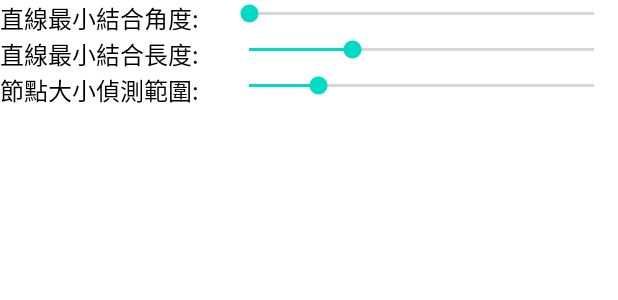
After one commit to JamesTsao15/logic_object_detection_app, an Android app: the layout detect_picture_var_view.xml on its own in the app's theme, with its tools: preview values and no code run, on a phone screen of 412 x 824 dp. The commit adds this screen. Shown: the top 300 px of the screen. Run offline under Robolectric (Android 15) with nearby library versions, the phone set to English and light mode, and no system bars.

Commit message:
finish the detect_picture_activity bottom sheet layout

```diff
--- a/app/src/main/java/com/example/logic_object_detection/detect_logic_picture_Activity.kt
+++ b/app/src/main/java/com/example/logic_object_detection/detect_logic_picture_Activity.kt
@@ -41,6 +41,7 @@ class detect_logic_picture_Activity : AppCompatActivity() {
     private val min_degree_to_merge=0
     private val min_distance_to_merge=30
     private var resizeTimes:Float=1.0f
+    private var nodeArea:Int=50
     private val myLoaderCallback: BaseLoaderCallback =object : BaseLoaderCallback(this){
         override fun onManagerConnected(status: Int) {
             when(status){
@@ -189,6 +190,9 @@ class detect_logic_picture_Activity : AppCompatActivity() {
     override fun onResume() {
         super.onResume()
         Log.e("JAMES","detect_OnResume")
+        binding.buttonDetectPicVar.setOnClickListener {
+
+        }
     }
     private fun resizeBitmapSize(bitmap: Bitmap,newWidth:Int,newHeight: Int):Bitmap{
         val width=bitmap.width
@@ -482,7 +486,7 @@ class detect_logic_picture_Activity : AppCompatActivity() {
         for (i in 0 until contours.size){
             val area=Imgproc.contourArea(contours[i])
             Log.e("JAMES","area_$i:$area")
-            if(area >50){
+            if(area >nodeArea){
                 val mu=Imgproc.moments(contours.get(i),false)
                 val x = (mu._m10 / mu._m00)
                 val y = (mu._m01 / mu._m00)
--- a/app/src/main/res/layout/activity_detect_logic_picture.xml
+++ b/app/src/main/res/layout/activity_detect_logic_picture.xml
@@ -25,4 +25,15 @@
         app:layout_constraintTop_toBottomOf="@+id/imageView_detect_picture"
         tools:src="@tools:sample/avatars" />
 
+    <Button
+        android:id="@+id/button_detect_pic_var"
+        android:layout_width="wrap_content"
+        android:layout_height="wrap_content"
+        android:layout_marginStart="128dp"
+        android:layout_marginTop="16dp"
+        android:text="更改辨識圖片參數"
+        android:textSize="14dp"
+        app:layout_constraintStart_toStartOf="parent"
+        app:layout_constraintTop_toBottomOf="@+id/imageView_line_detect" />
+
 </androidx.constraintlayout.widget.ConstraintLayout>
--- /dev/null
+++ b/app/src/main/res/layout/detect_picture_var_view.xml
@@ -0,0 +1,70 @@
+<?xml version="1.0" encoding="utf-8"?>
+<androidx.constraintlayout.widget.ConstraintLayout xmlns:android="http://schemas.android.com/apk/res/android"
+    android:layout_width="match_parent"
+    android:layout_height="match_parent"
+    xmlns:app="http://schemas.android.com/apk/res-auto">
+    <RelativeLayout
+        android:layout_width="match_parent"
+        android:layout_height="wrap_content"
+        app:layout_constraintEnd_toEndOf="parent"
+        app:layout_constraintTop_toTopOf="parent"
+        app:layout_constraintStart_toStartOf="parent">
+        <LinearLayout
+            android:layout_width="match_parent"
+            android:layout_height="wrap_content"
+            android:orientation="vertical">
+            <LinearLayout
+                android:layout_width="match_parent"
+                android:layout_height="wrap_content"
+                android:orientation="horizontal">
+                <TextView
+                    android:layout_width="150dp"
+                    android:layout_height="wrap_content"
+                    android:text="直線最小結合角度:"
+                    android:textSize="16sp"
+                    android:textColor="@color/black"/>
+                <SeekBar
+                    android:id="@+id/seekBar_degree"
+                    android:layout_width="match_parent"
+                    android:layout_height="wrap_content"
+                    android:max="30"
+                    android:progress="0" />
+            </LinearLayout>
+            <LinearLayout
+                android:layout_width="match_parent"
+                android:layout_height="wrap_content"
+                android:orientation="horizontal">
+                <TextView
+                    android:layout_width="150dp"
+                    android:layout_height="wrap_content"
+                    android:text="直線最小結合長度:"
+                    android:textSize="16sp"
+                    android:textColor="@color/black"/>
+                <SeekBar
+                    android:id="@+id/seekBar_distance"
+                    android:layout_width="match_parent"
+                    android:layout_height="wrap_content"
+                    android:max="100"
+                    android:progress="30" />
+            </LinearLayout>
+            <LinearLayout
+                android:layout_width="match_parent"
+                android:layout_height="wrap_content"
+                android:orientation="horizontal">
+                <TextView
+                    android:layout_width="150dp"
+                    android:layout_height="wrap_content"
+                    android:text="節點大小偵測範圍:"
+                    android:textSize="16sp"
+                    android:textColor="@color/black"/>
+                <SeekBar
+                    android:id="@+id/seekBar_NodeArea"
+                    android:layout_width="match_parent"
+                    android:layout_height="wrap_content"
+                    android:max="250"
+                    android:progress="50" />
+            </LinearLayout>
+        </LinearLayout>
+    </RelativeLayout>
+
+</androidx.constraintlayout.widget.ConstraintLayout>
```
